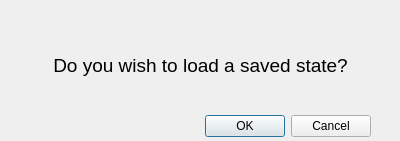
Old version of the form src/gui/load.ui in the repository shrumit/CS-3307-TeamAres.
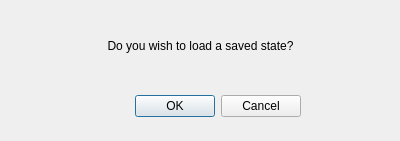
New version of the form.

Commit message: Fixed terminal error with qDebug code

```diff
--- a/src/gui/load.ui
+++ b/src/gui/load.ui
@@ -16,9 +16,9 @@
   <widget class="QDialogButtonBox" name="buttonBox">
    <property name="geometry">
     <rect>
-     <x>30</x>
-     <y>110</y>
-     <width>341</width>
+     <x>100</x>
+     <y>90</y>
+     <width>201</width>
      <height>32</height>
     </rect>
    </property>
@@ -33,14 +33,14 @@
    <property name="geometry">
     <rect>
      <x>10</x>
-     <y>30</y>
+     <y>10</y>
      <width>381</width>
      <height>71</height>
     </rect>
    </property>
    <property name="font">
     <font>
-     <pointsize>14</pointsize>
+     <pointsize>9</pointsize>
     </font>
    </property>
    <property name="text">
```
The commit also changes 1 other file.
